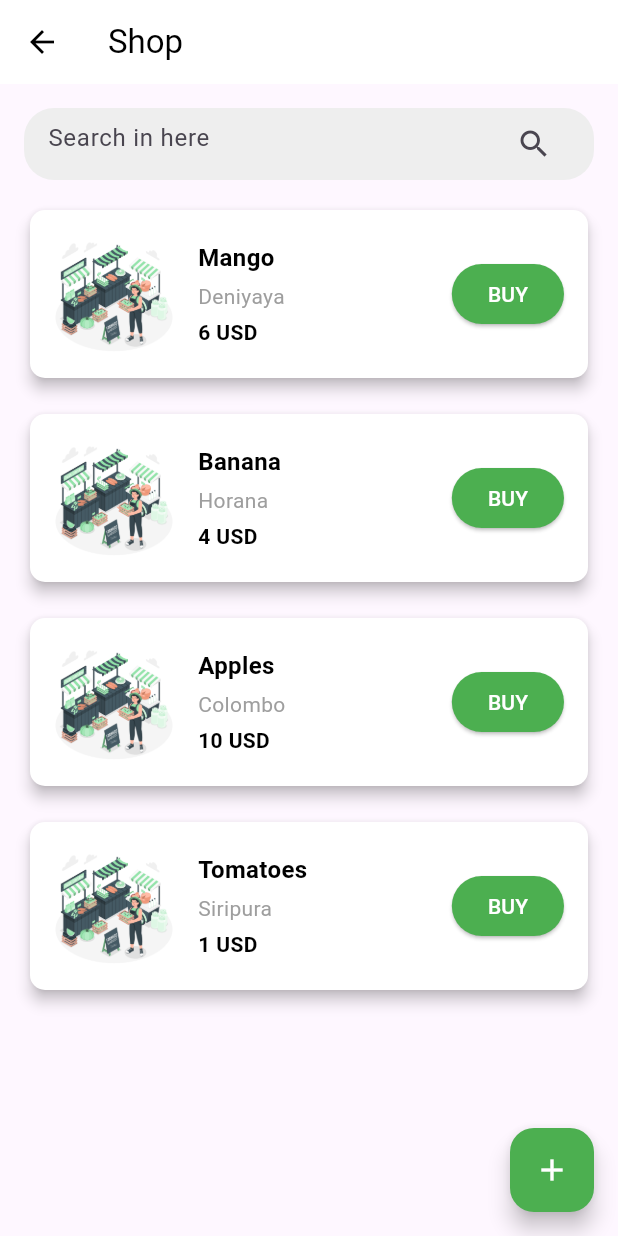
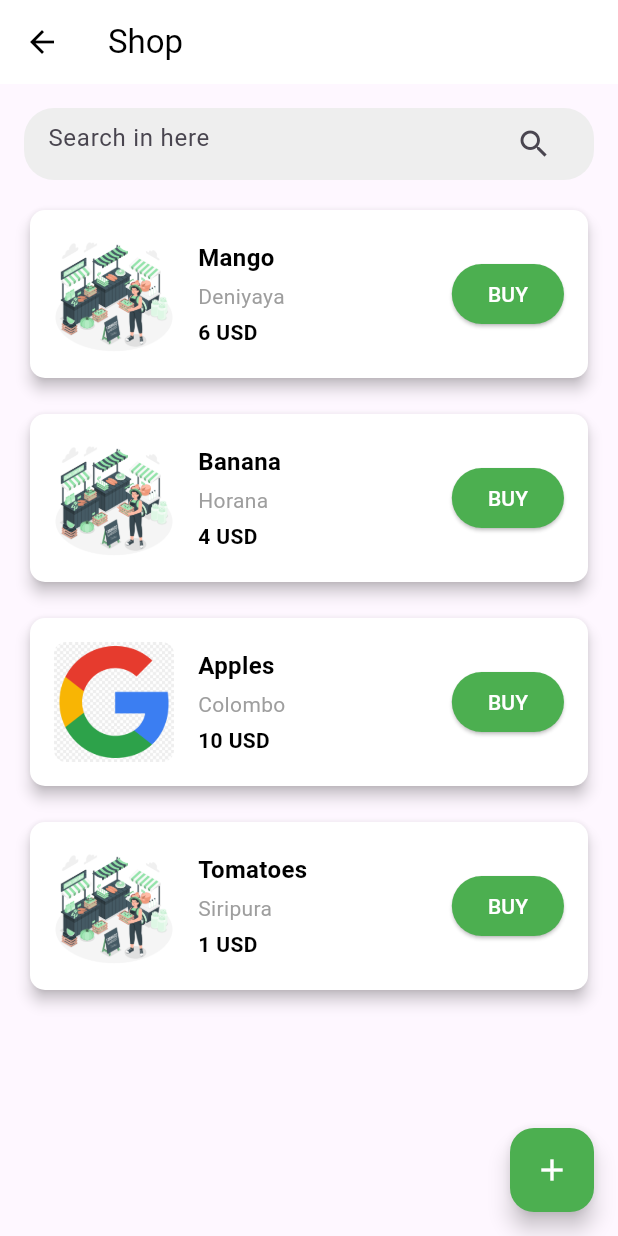
Before and after one commit to D-Binara/iwb102-team-novices, a Flutter app: the ShopPage screen opened directly, on a phone screen of 412 x 824 dp. Run offline on Flutter 3.47's test engine with Material 3 defaults, Android fonts, the phone set to English and light mode, and no system bars.

```diff
--- a/frontend/lib/screens/Shop_Page.dart
+++ b/frontend/lib/screens/Shop_Page.dart
@@ -1,22 +1,26 @@
 import 'package:flutter/material.dart';
-import '../components/SearchBar.dart'; // Make sure this component is correctly implemented
+import '../components/SearchBar.dart'; // Ensure this component is correctly implemented
+import 'item_detail.dart'; // Import the item detail page
 
 class ShopPage extends StatelessWidget {
   const ShopPage({super.key});
 
   @override
   Widget build(BuildContext context) {
-    return Scaffold(
+    return GestureDetector(
+      onTap: () {
+        FocusScope.of(context).unfocus(); // Dismiss the keyboard on tap
+      },
+      child: Scaffold(
         appBar: AppBar(
           title: const Text('Shop'),
-        backgroundColor: Colors.white, // Adjust color if needed
+          backgroundColor: Colors.white,
           foregroundColor: Colors.black,
         ),
         body: Padding(
           padding: const EdgeInsets.all(16.0),
           child: Column(
             children: [
-            // Search Bar
               CustomSearchBar(), // Include the SearchBar widget
 
               const SizedBox(height: 16), // Spacing
@@ -26,31 +30,51 @@ class ShopPage extends StatelessWidget {
                 child: ListView(
                   children: [
                     ShopItemCard(
-                    image: 'assets/Landing/onboarding_1.png', // Replace with your image path
+                      images: [
+                        'assets/Landing/onboarding_1.png',
+                        'assets/Landing/mango_2.png',
+                        'assets/Landing/mango_3.png',
+                      ],
                       title: 'Mango',
                       location: 'Deniyaya',
                       price: '6 USD',
+                      description: 'Fresh and juicy mangoes from Deniyaya.', // Description added
                     ),
-                  const SizedBox(height: 16), // Spacing between cards
+                    const SizedBox(height: 16),
                     ShopItemCard(
-                    image: 'assets/Landing/onboarding_1.png', // Replace with your image path
+                      images: [
+                        'assets/Landing/onboarding_1.png',
+                        'assets/Landing/banana_2.png',
+                        'assets/Landing/banana_3.png',
+                      ],
                       title: 'Banana',
                       location: 'Horana',
                       price: '4 USD',
+                      description: 'Ripe bananas, perfect for smoothies.', // Description added
                     ),
-                  const SizedBox(height: 16), // Spacing between cards
+                    const SizedBox(height: 16),
                     ShopItemCard(
-                    image: 'assets/Landing/onboarding_1.png', // Replace with your image path
+                      images: [
+                        'assets/Auth/google.png',
+                        'assets/Landing/apple_2.png',
+                        'assets/Auth/google.png',
+                      ],
                       title: 'Apples',
                       location: 'Colombo',
                       price: '10 USD',
+                      description: 'Crisp and delicious apples, perfect for snacking.', // Description added
                     ),
-                  const SizedBox(height: 16), // Spacing between cards
+                    const SizedBox(height: 16),
                     ShopItemCard(
-                    image: 'assets/Landing/onboarding_1.png', // Replace with your image path
+                      images: [
+                        'assets/Landing/onboarding_1.png',
+                        'assets/Landing/tomato_2.png',
+                        'assets/Landing/tomato_3.png',
+                      ],
                       title: 'Tomatoes',
                       location: 'Siripura',
                       price: '1 USD',
+                      description: 'Organic tomatoes, great for salads.', // Description added
                     ),
                   ],
                 ),
@@ -59,33 +83,51 @@ class ShopPage extends StatelessWidget {
           ),
         ),
         floatingActionButton: FloatingActionButton(
-        backgroundColor: Colors.green, // Button color
+          backgroundColor: Colors.green,
           onPressed: () {
             // Add action for the floating button
           },
           child: const Icon(Icons.add, color: Colors.white),
+        ),
       ),
     );
   }
 }
 
 class ShopItemCard extends StatelessWidget {
-  final String image;
+  final List<String> images; // Change to List<String> to hold multiple images
   final String title;
   final String location;
   final String price;
+  final String description; // Add a description property
 
   const ShopItemCard({
     Key? key,
-    required this.image,
+    required this.images,
     required this.title,
     required this.location,
     required this.price,
+    required this.description, // Update constructor to accept description
   }) : super(key: key);
 
   @override
   Widget build(BuildContext context) {
-    return Card(
+    return GestureDetector(
+      onTap: () {
+        Navigator.push(
+          context,
+          MaterialPageRoute(
+            builder: (context) => ItemDetailPage(
+              title: title,
+              location: location,
+              price: price,
+              images: images, // Pass the list of images to the ItemDetailPage
+              description: description, // Pass the description to the ItemDetailPage
+            ),
+          ),
+        );
+      },
+      child: Card(
         elevation: 4,
         shape: RoundedRectangleBorder(
           borderRadius: BorderRadius.circular(10),
@@ -98,7 +140,7 @@ class ShopItemCard extends StatelessWidget {
               ClipRRect(
                 borderRadius: BorderRadius.circular(8.0),
                 child: Image.asset(
-                image,
+                  images[0], // Display the first image as the card image
                   width: 80,
                   height: 80,
                   fit: BoxFit.cover,
@@ -114,20 +156,20 @@ class ShopItemCard extends StatelessWidget {
                       style: const TextStyle(
                         fontSize: 16,
                         fontWeight: FontWeight.bold,
-                      color: Colors.black, // Change text color to white for better contrast
+                        color: Colors.black,
                       ),
                     ),
                     const SizedBox(height: 4),
                     Text(
                       location,
-                    style: const TextStyle(color: Colors.grey), // Slightly lighter for location
+                      style: const TextStyle(color: Colors.grey),
                     ),
                     const SizedBox(height: 4),
                     Text(
                       price,
                       style: const TextStyle(
                         fontWeight: FontWeight.bold,
-                      color: Colors.black, // Change text color to white for better contrast
+                        color: Colors.black,
                       ),
                     ),
                   ],
@@ -138,18 +180,17 @@ class ShopItemCard extends StatelessWidget {
                   // Add action for 'BUY' button
                 },
                 style: ElevatedButton.styleFrom(
-                backgroundColor: Colors.green, // Button color
+                  backgroundColor: Colors.green,
                 ),
                 child: const Text(
                   'BUY',
-                style: TextStyle(
-                  color: Colors.white, // Set text color to white
-                ),
+                  style: TextStyle(color: Colors.white),
                 ),
               ),
             ],
           ),
         ),
+      ),
     );
   }
 }
```
Also changed, not shown: frontend/lib/screens/Home_Page.dart (+15 -7 lines), frontend/lib/screens/LogIn_Page.dart (+25 -39 lines), frontend/lib/screens/Register_Page.dart (+6 -1 lines), frontend/lib/screens/item_detail.dart (added, +170 -0 lines). Lines whose indentation alone changed are shown as unchanged.
